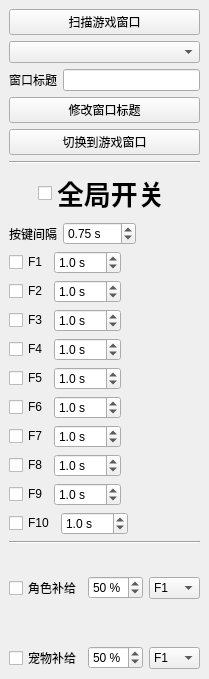
The window that fxmainwindow.ui (SSSSSFFFFF/FxPresser) describes before a commit, drawn with Qt 5.
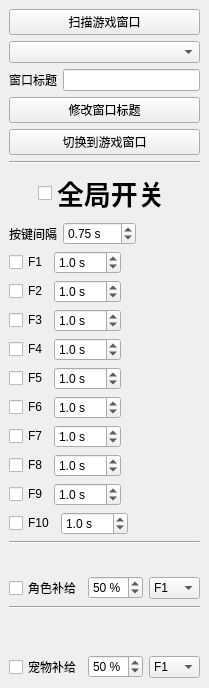
The same window after the commit.

Patch:
```diff
--- a/fxmainwindow.ui
+++ b/fxmainwindow.ui
@@ -7,7 +7,7 @@
     <x>0</x>
     <y>0</y>
     <width>201</width>
-    <height>657</height>
+    <height>666</height>
    </rect>
   </property>
   <property name="windowTitle">
@@ -811,6 +811,13 @@
       </item>
      </layout>
     </item>
+    <item>
+     <widget class="Line" name="line">
+      <property name="orientation">
+       <enum>Qt::Horizontal</enum>
+      </property>
+     </widget>
+    </item>
     <item>
      <layout class="QVBoxLayout" name="verticalLayout_6">
       <item>
```
